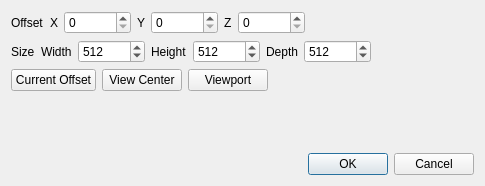
Before: the Qt Designer form neurolabi/gui/dialogs/zflyemgrayscaledialog.ui in janelia-flyem/NeuTu, drawn with Qt 5.
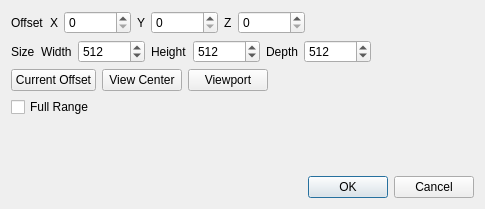
After: the same form once the commit is applied.

Commit message: fix sparse stack painting out-of-range bug

Diff of the .ui file:
```diff
--- a/neurolabi/gui/dialogs/zflyemgrayscaledialog.ui
+++ b/neurolabi/gui/dialogs/zflyemgrayscaledialog.ui
@@ -7,7 +7,7 @@
     <x>0</x>
     <y>0</y>
     <width>485</width>
-    <height>186</height>
+    <height>209</height>
    </rect>
   </property>
   <property name="windowTitle">
@@ -240,6 +240,13 @@
      </item>
     </layout>
    </item>
+   <item>
+    <widget class="QCheckBox" name="fullRangeCheckBox">
+     <property name="text">
+      <string>Full Range</string>
+     </property>
+    </widget>
+   </item>
    <item>
     <spacer name="verticalSpacer">
      <property name="orientation">
```
The commit also changes 14 other files.
